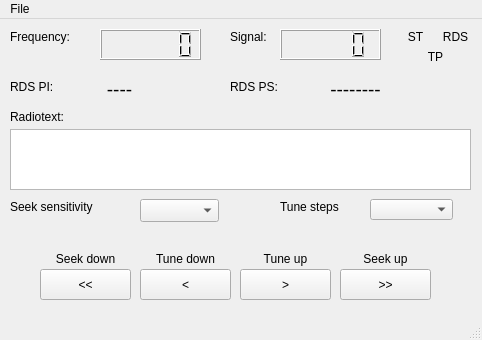
Qt form mainwindow.ui (gersch07/pytef6686) before a commit.
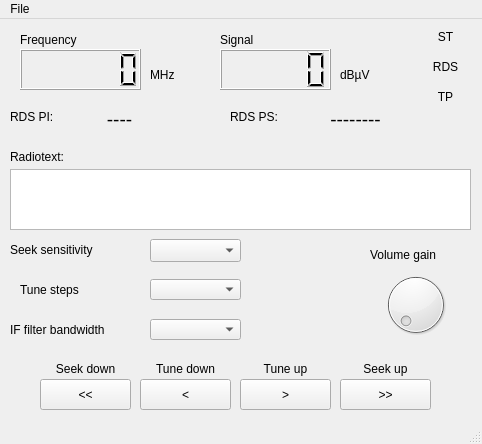
The same form after that commit.

What changed in the file:
```diff
--- a/mainwindow.ui
+++ b/mainwindow.ui
@@ -7,7 +7,7 @@
     <x>0</x>
     <y>0</y>
     <width>482</width>
-    <height>340</height>
+    <height>444</height>
    </rect>
   </property>
   <property name="windowTitle">
@@ -17,21 +17,21 @@
    <widget class="QLabel" name="TextFreq_label">
     <property name="geometry">
      <rect>
-      <x>10</x>
+      <x>20</x>
       <y>10</y>
       <width>81</width>
-      <height>16</height>
+      <height>21</height>
      </rect>
     </property>
     <property name="text">
-     <string>Frequency:</string>
+     <string>Frequency</string>
     </property>
    </widget>
    <widget class="QPushButton" name="SeekDown_Button">
     <property name="geometry">
      <rect>
       <x>40</x>
-      <y>250</y>
+      <y>360</y>
       <width>91</width>
       <height>31</height>
      </rect>
@@ -44,7 +44,7 @@
     <property name="geometry">
      <rect>
       <x>140</x>
-      <y>250</y>
+      <y>360</y>
       <width>91</width>
       <height>31</height>
      </rect>
@@ -57,7 +57,7 @@
     <property name="geometry">
      <rect>
       <x>240</x>
-      <y>250</y>
+      <y>360</y>
       <width>91</width>
       <height>31</height>
      </rect>
@@ -70,7 +70,7 @@
     <property name="geometry">
      <rect>
       <x>340</x>
-      <y>250</y>
+      <y>360</y>
       <width>91</width>
       <height>31</height>
      </rect>
@@ -82,10 +82,10 @@
    <widget class="QLCDNumber" name="Frequency_LCD">
     <property name="geometry">
      <rect>
-      <x>100</x>
-      <y>10</y>
-      <width>101</width>
-      <height>31</height>
+      <x>20</x>
+      <y>30</y>
+      <width>121</width>
+      <height>41</height>
      </rect>
     </property>
     <property name="digitCount">
@@ -96,7 +96,7 @@
     <property name="geometry">
      <rect>
       <x>40</x>
-      <y>230</y>
+      <y>340</y>
       <width>91</width>
       <height>20</height>
      </rect>
@@ -112,7 +112,7 @@
     <property name="geometry">
      <rect>
       <x>140</x>
-      <y>230</y>
+      <y>340</y>
       <width>91</width>
       <height>20</height>
      </rect>
@@ -128,7 +128,7 @@
     <property name="geometry">
      <rect>
       <x>240</x>
-      <y>230</y>
+      <y>340</y>
       <width>91</width>
       <height>20</height>
      </rect>
@@ -144,7 +144,7 @@
     <property name="geometry">
      <rect>
       <x>340</x>
-      <y>230</y>
+      <y>340</y>
       <width>91</width>
       <height>20</height>
      </rect>
@@ -159,8 +159,8 @@
    <widget class="QLabel" name="RDS_Ind_Label">
     <property name="geometry">
      <rect>
-      <x>440</x>
-      <y>10</y>
+      <x>430</x>
+      <y>40</y>
       <width>31</width>
       <height>16</height>
      </rect>
@@ -175,8 +175,8 @@
    <widget class="QLabel" name="TP_Ind_Label">
     <property name="geometry">
      <rect>
-      <x>420</x>
-      <y>30</y>
+      <x>430</x>
+      <y>70</y>
       <width>31</width>
       <height>16</height>
      </rect>
@@ -191,30 +191,30 @@
    <widget class="QLCDNumber" name="Signal_dBuV_LCD">
     <property name="geometry">
      <rect>
-      <x>280</x>
-      <y>10</y>
-      <width>101</width>
-      <height>31</height>
+      <x>220</x>
+      <y>30</y>
+      <width>111</width>
+      <height>41</height>
      </rect>
     </property>
    </widget>
    <widget class="QLabel" name="Signal_Label">
     <property name="geometry">
      <rect>
-      <x>230</x>
+      <x>220</x>
       <y>10</y>
       <width>71</width>
-      <height>16</height>
+      <height>21</height>
      </rect>
     </property>
     <property name="text">
-     <string>Signal:</string>
+     <string>Signal</string>
     </property>
    </widget>
    <widget class="QLabel" name="Stereo_Ind_Label">
     <property name="geometry">
      <rect>
-      <x>400</x>
+      <x>430</x>
       <y>10</y>
       <width>31</width>
       <height>16</height>
@@ -231,7 +231,7 @@
     <property name="geometry">
      <rect>
       <x>10</x>
-      <y>110</y>
+      <y>150</y>
       <width>461</width>
       <height>61</height>
      </rect>
@@ -241,7 +241,7 @@
     <property name="geometry">
      <rect>
       <x>10</x>
-      <y>90</y>
+      <y>130</y>
       <width>71</width>
       <height>16</height>
      </rect>
@@ -254,7 +254,7 @@
     <property name="geometry">
      <rect>
       <x>10</x>
-      <y>60</y>
+      <y>90</y>
       <width>71</width>
       <height>16</height>
      </rect>
@@ -267,7 +267,7 @@
     <property name="geometry">
      <rect>
       <x>230</x>
-      <y>60</y>
+      <y>90</y>
       <width>71</width>
       <height>16</height>
      </rect>
@@ -280,7 +280,7 @@
     <property name="geometry">
      <rect>
       <x>90</x>
-      <y>60</y>
+      <y>90</y>
       <width>59</width>
       <height>21</height>
      </rect>
@@ -301,7 +301,7 @@
     <property name="geometry">
      <rect>
       <x>290</x>
-      <y>60</y>
+      <y>90</y>
       <width>131</width>
       <height>21</height>
      </rect>
@@ -321,9 +321,9 @@
    <widget class="QComboBox" name="SeekSensitivity_Combo">
     <property name="geometry">
      <rect>
-      <x>140</x>
-      <y>180</y>
-      <width>79</width>
+      <x>150</x>
+      <y>220</y>
+      <width>91</width>
       <height>23</height>
      </rect>
     </property>
@@ -332,9 +332,9 @@
     <property name="geometry">
      <rect>
       <x>10</x>
-      <y>180</y>
+      <y>220</y>
       <width>111</width>
-      <height>16</height>
+      <height>21</height>
      </rect>
     </property>
     <property name="text">
@@ -344,10 +344,10 @@
    <widget class="QLabel" name="TuneSteps_Label">
     <property name="geometry">
      <rect>
-      <x>280</x>
-      <y>180</y>
-      <width>111</width>
-      <height>16</height>
+      <x>20</x>
+      <y>260</y>
+      <width>81</width>
+      <height>21</height>
      </rect>
     </property>
     <property name="text">
@@ -357,11 +357,99 @@
    <widget class="QComboBox" name="TuneSteps_Combo">
     <property name="geometry">
      <rect>
+      <x>150</x>
+      <y>260</y>
+      <width>91</width>
+      <height>21</height>
+     </rect>
+    </property>
+   </widget>
+   <widget class="QLabel" name="IF_Bandwidth_Label">
+    <property name="geometry">
+     <rect>
+      <x>10</x>
+      <y>300</y>
+      <width>141</width>
+      <height>21</height>
+     </rect>
+    </property>
+    <property name="text">
+     <string>IF filter bandwidth</string>
+    </property>
+   </widget>
+   <widget class="QComboBox" name="IF_Bandwidth_Combo">
+    <property name="geometry">
+     <rect>
+      <x>150</x>
+      <y>300</y>
+      <width>91</width>
+      <height>21</height>
+     </rect>
+    </property>
+   </widget>
+   <widget class="QDial" name="Volume_Dial">
+    <property name="geometry">
+     <rect>
       <x>370</x>
-      <y>180</y>
-      <width>83</width>
+      <y>250</y>
+      <width>91</width>
+      <height>71</height>
+     </rect>
+    </property>
+   </widget>
+   <widget class="QLabel" name="Volume_Dial_Label">
+    <property name="geometry">
+     <rect>
+      <x>370</x>
+      <y>225</y>
+      <width>91</width>
       <height>21</height>
      </rect>
+    </property>
+    <property name="text">
+     <string>Volume gain</string>
+    </property>
+   </widget>
+   <widget class="QLabel" name="Volume_Ind">
+    <property name="geometry">
+     <rect>
+      <x>290</x>
+      <y>300</y>
+      <width>91</width>
+      <height>21</height>
+     </rect>
+    </property>
+    <property name="text">
+     <string/>
+    </property>
+    <property name="alignment">
+     <set>Qt::AlignRight|Qt::AlignTrailing|Qt::AlignVCenter</set>
+    </property>
+   </widget>
+   <widget class="QLabel" name="FreqUnit_Label">
+    <property name="geometry">
+     <rect>
+      <x>150</x>
+      <y>45</y>
+      <width>81</width>
+      <height>21</height>
+     </rect>
+    </property>
+    <property name="text">
+     <string>MHz</string>
+    </property>
+   </widget>
+   <widget class="QLabel" name="SignalUnit_Label">
+    <property name="geometry">
+     <rect>
+      <x>340</x>
+      <y>45</y>
+      <width>81</width>
+      <height>21</height>
+     </rect>
+    </property>
+    <property name="text">
+     <string>dBµV</string>
     </property>
    </widget>
   </widget>
```
